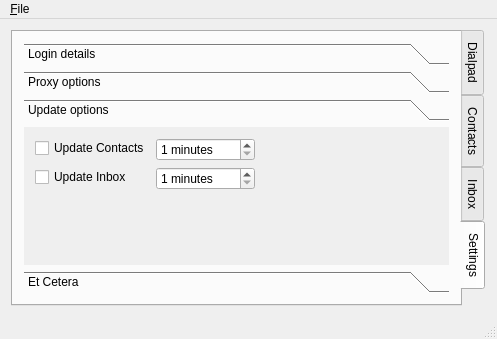
First picture: the form in qgvdial/qt-not-qml/mainwindow.ui, repository shailesh83/qgvdial, before the edit.
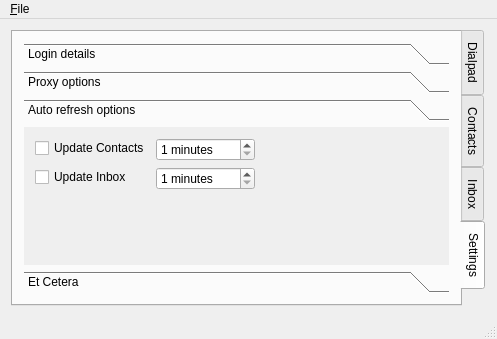
Second picture: the form after the edit. Custom widgets are drawn as their Qt base class.

Commit message: harmattan, symbian, bb10: auto refresh

```diff
--- a/qgvdial/qt-not-qml/mainwindow.ui
+++ b/qgvdial/qt-not-qml/mainwindow.ui
@@ -453,7 +453,7 @@
             </rect>
            </property>
            <attribute name="label">
-            <string>Update options</string>
+            <string>Auto refresh options</string>
            </attribute>
            <layout class="QFormLayout" name="formLayout_2">
             <property name="fieldGrowthPolicy">
```
The commit also changes 9 other files.
